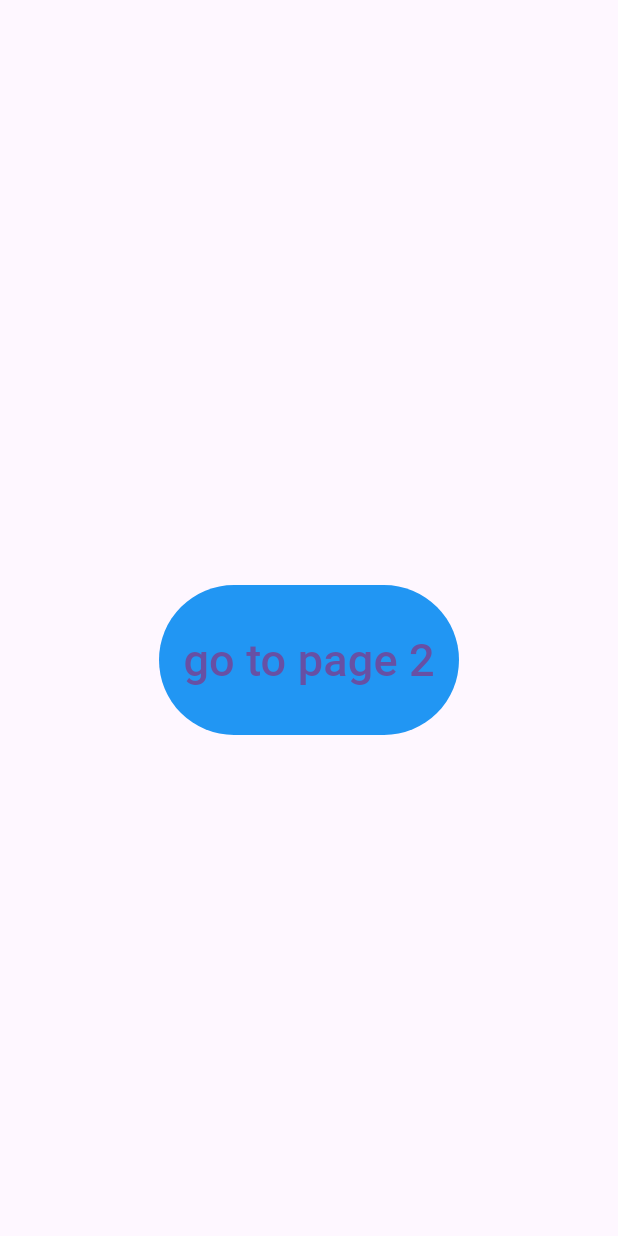
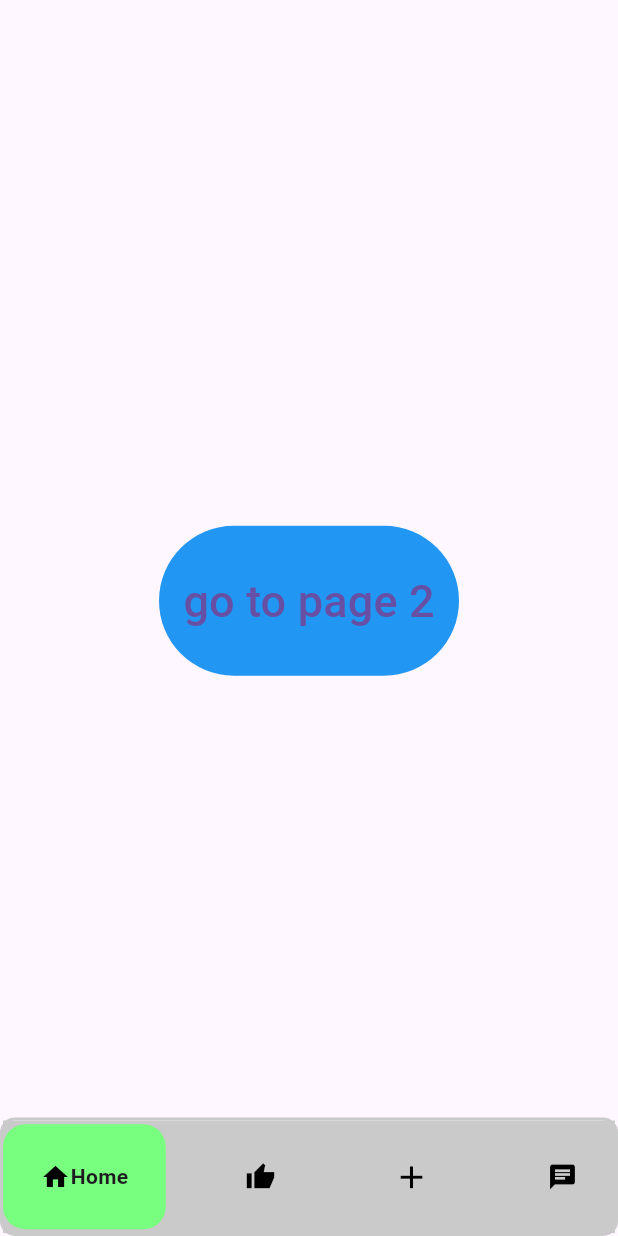
Before and after one commit to londonn23/unnamed_hackathon_project, a Flutter app: the screen it shows after launch, on a phone screen of 412 x 824 dp. Run offline on Flutter 3.47's test engine with Material 3 defaults, Android fonts, the phone set to English and light mode, and no system bars; drawn by our look-alikes of google_nav_bar.

Commit message:
before pageview

```diff
--- a/lib/main.dart
+++ b/lib/main.dart
@@ -1,8 +1,9 @@
 import 'package:flutter/material.dart';
 import 'trash_selection.dart';
+import 'package:google_nav_bar/google_nav_bar.dart';
 
 void main() {
-  runApp(MaterialApp(home:  MainApp() ) );
+  runApp(MaterialApp(home: MainApp()));
 }
 
 class MainApp extends StatefulWidget {
@@ -13,11 +14,21 @@ class MainApp extends StatefulWidget {
 }
 
 class _MainAppState extends State<MainApp> {
+  int _selectedIndex = 0;
+  final PageController _pageController = PageController();
+
+  void _onTabChange(int index) {
+    setState(() {
+      _selectedIndex = index;
+    });
+    _pageController.jumpToPage(index); // Navigate using PageView
+  }
 
   @override
   Widget build(BuildContext context) {
     return MaterialApp(
-      home: Scaffold(
+      home: SafeArea(
+        child: Scaffold(
           appBar: AppBar(),
           body: Center(
             child: SizedBox(
@@ -39,7 +50,63 @@ class _MainAppState extends State<MainApp> {
               ),
             ),
           ),
+          bottomNavigationBar: NavBar(),
         ),
-    debugShowCheckedModeBanner: false,);
+      ),
+      debugShowCheckedModeBanner: false,
+    );
   }
 }
+
+class NavBar extends StatelessWidget {
+  const NavBar({
+    super.key,
+  });
+
+  @override
+  Widget build(BuildContext context) {
+    return Container(
+      decoration: BoxDecoration(
+          color: Colors.white,
+          border: Border.all(
+              width: 2, color: const Color.fromARGB(255, 201, 202, 201)),
+          borderRadius: BorderRadius.circular(10)),
+      child: GNav(
+          duration: Duration(milliseconds: 300),
+          backgroundColor: const Color.fromARGB(255, 201, 202, 201),
+          rippleColor: Colors.green.shade700,
+          tabBackgroundColor: const Color.fromARGB(255, 120, 255, 127),
+          padding: EdgeInsets.all(25),
+          tabBorderRadius: 15,
+          iconSize: 20,
+          onTabChange: (index) {
+            if (index == 1) {
+              Navigator.push(
+                    context,
+                    MaterialPageRoute(
+                        builder: (context) => const TrashSelection()),
+                  );
+            }
+          },
+          tabs: [
+            GButton(
+              icon: Icons.home,
+              text: 'Home',
+            ),
+            GButton(
+              icon: Icons.thumb_up_sharp,
+              text: 'Likes',
+            ),
+            GButton(
+              icon: Icons.add,
+              iconSize: 25,
+              text: 'Add',
+            ),
+            GButton(
+              icon: Icons.chat,
+              text: 'Profile',
+            )
+          ]),
+    );
+  }
+}
--- a/lib/trash_selection.dart
+++ b/lib/trash_selection.dart
@@ -1,5 +1,6 @@
 // import 'package:flutter/foundation.dart';
 import 'package:flutter/material.dart';
+import 'main.dart';
 
 class TrashSelection extends StatefulWidget {
   const TrashSelection({super.key});
--- a/pubspec.yaml
+++ b/pubspec.yaml
@@ -9,6 +9,7 @@ environment:
 dependencies:
   flutter:
     sdk: flutter
+  google_nav_bar: ^5.0.7
 
 dev_dependencies:
   flutter_test:
```
Also changed, not shown: pubspec.lock. Lines whose indentation alone changed are shown as unchanged.
